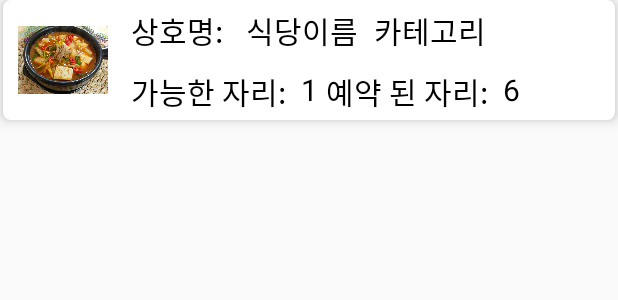
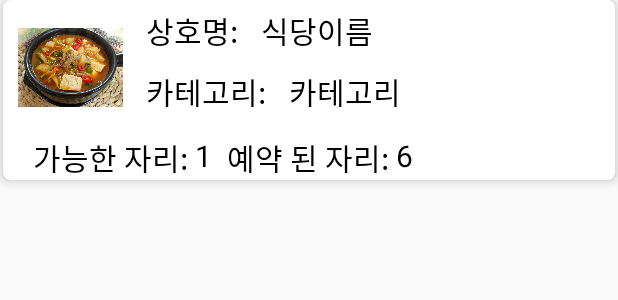
Before and after one commit to 2020-TermProject/ImGoing, an Android app: the layout recycler_searchresult_row.xml on its own in the app's theme, with its tools: preview values and no code run, on a phone screen of 412 x 824 dp. Shown: the top 300 px of the screen. Run offline under Robolectric (Android 15) with nearby library versions, the phone set to English and light mode, and no system bars.

Commit message:
Update - UI 수정 2
카테고리,검색결과 UI 수정

#TPCX-16

```diff
--- a/app/src/main/res/layout/recycler_searchresult_row.xml
+++ b/app/src/main/res/layout/recycler_searchresult_row.xml
@@ -1,123 +1,120 @@
 <?xml version="1.0" encoding="utf-8"?>
 <androidx.cardview.widget.CardView xmlns:android="http://schemas.android.com/apk/res/android"
+    xmlns:app="http://schemas.android.com/apk/res-auto"
+    xmlns:tools="http://schemas.android.com/tools"
     android:layout_width="match_parent"
-    android:layout_height="80dp"
-    xmlns:tools="http://schemas.android.com/tools"
-    xmlns:app="http://schemas.android.com/apk/res-auto"
-    app:cardElevation="5dp"
+    android:layout_height="120dp"
+    android:layout_marginStart="2dp"
+    android:layout_marginLeft="2dp"
+    android:layout_marginEnd="2dp"
+    android:layout_marginRight="2dp"
+    android:layout_marginBottom="1dp"
     app:cardCornerRadius="5dp"
-    android:layout_marginBottom="1dp"
-    android:layout_marginLeft="2dp"
-    android:layout_marginRight="2dp"
-    android:layout_marginStart="2dp"
-    android:layout_marginEnd="2dp"
-    >
+    app:cardElevation="5dp">
 
     <RelativeLayout
         android:layout_width="match_parent"
         android:layout_height="match_parent"
-        android:orientation="horizontal"
-        >
+        android:orientation="horizontal">
 
         <ImageView
             android:id="@+id/sr_Image"
-            android:layout_width="60dp"
-            android:layout_height="60dp"
+            android:layout_width="70dp"
+            android:layout_height="70dp"
             android:layout_gravity="center_vertical"
             android:layout_margin="10dp"
-            android:src="@drawable/storepage_example"/>
+            android:src="@drawable/storepage_example" />
 
         <TextView
             android:id="@+id/t_name"
             android:layout_width="wrap_content"
             android:layout_height="wrap_content"
-            android:textSize="20sp"
+            android:layout_margin="5dp"
+            android:layout_toEndOf="@id/sr_Image"
             android:text="상호명: "
-            android:layout_toEndOf="@id/sr_Image"
-            android:layout_margin="5dp"
             android:textColor="#000000"
-            />
+            android:textSize="20sp" />
+
         <TextView
             android:id="@+id/sr_restaurantName"
             android:layout_width="wrap_content"
             android:layout_height="wrap_content"
             android:layout_gravity="center_vertical"
+            android:layout_margin="5dp"
+            android:layout_toRightOf="@+id/t_name"
+            android:textColor="#000000"
             android:textSize="20sp"
-            tools:text="식당이름"
-            android:layout_toRightOf="@+id/t_name"
+            tools:text="식당이름" />
+
+        <TextView
+            android:id="@+id/t_cate"
+            android:layout_width="wrap_content"
+            android:layout_height="wrap_content"
             android:layout_margin="5dp"
+            android:layout_toEndOf="@id/sr_Image"
+            android:layout_below="@+id/t_name"
+            android:text="카테고리: "
             android:textColor="#000000"
-            />
-        <!--        <TextView
-                    android:id="@+id/t_cate"
-                    android:layout_width="wrap_content"
-                    android:layout_height="wrap_content"
-                    android:textSize="20sp"
-                    android:text="카테고리: "
-                    android:layout_toEndOf="@id/sr_restaurantName"
-                    android:layout_margin="5dp"
-                    android:textColor="#000000"/>-->
+            android:textSize="20sp" />
 
         <TextView
             android:id="@+id/sr_category"
             android:layout_width="wrap_content"
             android:layout_height="wrap_content"
             android:layout_gravity="center_vertical"
-            android:layout_toRightOf="@+id/sr_restaurantName"
+            android:layout_margin="5dp"
+            android:layout_toEndOf="@id/t_cate"
+            android:layout_below="@+id/t_name"
+            android:textColor="#000000"
             android:textSize="20sp"
-            tools:text="카테고리"
-            android:layout_margin="5dp"
-            android:textColor="#000000"/>
+            tools:text="카테고리" />
 
         <TextView
             android:id="@+id/t_avail"
             android:layout_width="wrap_content"
             android:layout_height="wrap_content"
-            android:textSize="20sp"
+            android:layout_below="@id/sr_Image"
+            android:layout_marginStart="20dp"
             android:text="가능한 자리: "
-            android:layout_toEndOf="@id/sr_Image"
-            android:layout_margin="5dp"
-            android:layout_below="@id/sr_restaurantName"
-            android:textColor="#000000"/>
+            android:textColor="#000000"
+            android:textSize="20sp" />
+
         <TextView
             android:id="@+id/sr_availableSeat"
             android:layout_width="wrap_content"
             android:layout_height="wrap_content"
+            android:layout_below="@id/sr_Image"
             android:layout_gravity="center_vertical"
+            android:layout_marginBottom="5dp"
+            android:layout_toRightOf="@+id/t_avail"
+            android:textColor="#000000"
+
             android:textSize="20sp"
-            tools:text="1"
-            android:layout_below="@id/sr_restaurantName"
-            android:layout_toRightOf="@+id/t_avail"
-            android:layout_marginTop="5dp"
-
-            android:layout_marginBottom="5dp"
-            android:textColor="#000000"
-            />
+            tools:text="1" />
 
         <TextView
             android:id="@+id/t_rese"
             android:layout_width="wrap_content"
             android:layout_height="wrap_content"
-            android:textSize="20sp"
+            android:layout_below="@id/sr_Image"
+            android:layout_toEndOf="@id/sr_availableSeat"
             android:text="예약 된 자리: "
-            android:layout_toEndOf="@id/sr_availableSeat"
-            android:layout_margin="5dp"
-            android:layout_below="@id/sr_restaurantName"
-            android:textColor="#000000"/>
+            android:layout_marginStart="10dp"
+            android:textColor="#000000"
+            android:textSize="20sp" />
 
         <TextView
             android:id="@+id/sr_reservedSeat"
             android:layout_width="wrap_content"
             android:layout_height="wrap_content"
-            android:layout_below="@id/sr_restaurantName"
+            android:layout_below="@id/sr_Image"
             android:layout_gravity="center_vertical"
+            android:layout_marginBottom="5dp"
             android:layout_toRightOf="@id/t_rese"
+            android:textColor="#000000"
+
             android:textSize="20sp"
-            tools:text="6"
-            android:layout_marginTop="5dp"
-
-            android:layout_marginBottom="5dp"
-            android:textColor="#000000"/>
+            tools:text="6" />
 
     </RelativeLayout>
 
```
Also changed, not shown: app/src/main/res/layout/recycler_category_row.xml (+56 -59 lines).
